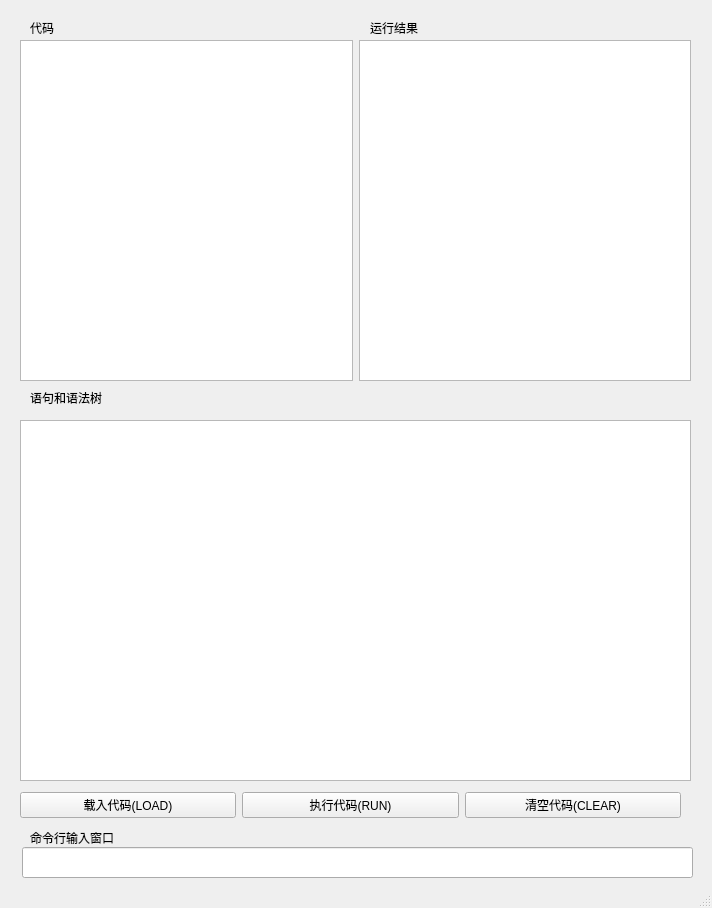
Qt form mainwindow.ui (foxfoxff/basic) before a commit.
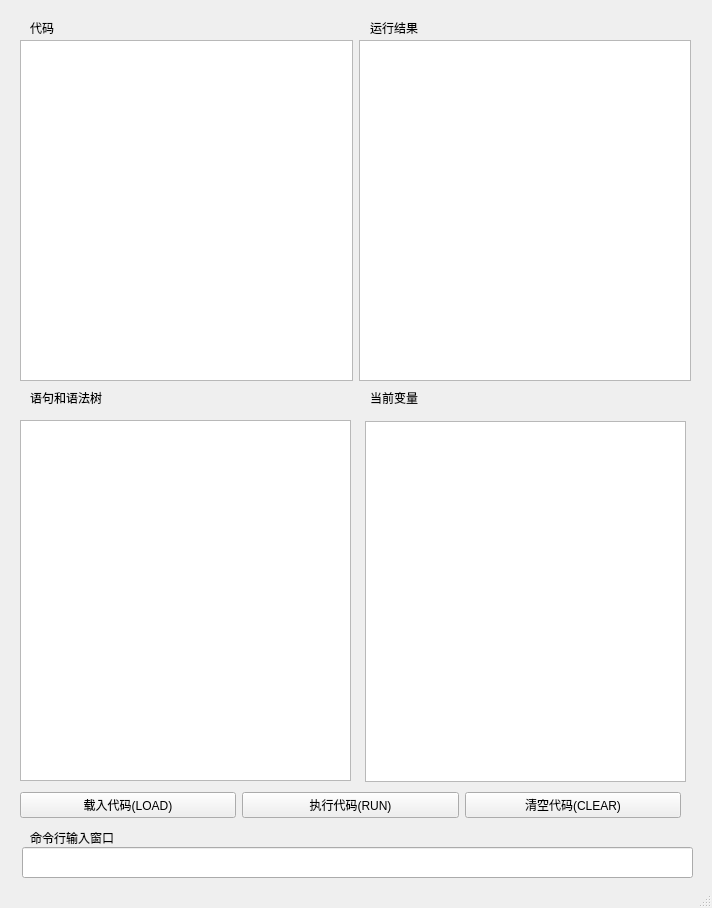
The same form after that commit.

```diff
--- a/mainwindow.ui
+++ b/mainwindow.ui
@@ -84,7 +84,7 @@
      <rect>
       <x>20</x>
       <y>420</y>
-      <width>671</width>
+      <width>331</width>
       <height>361</height>
      </rect>
     </property>
@@ -161,6 +161,29 @@
      <string>命令行输入窗口</string>
     </property>
    </widget>
+   <widget class="QTextBrowser" name="textBrowser_2">
+    <property name="geometry">
+     <rect>
+      <x>365</x>
+      <y>421</y>
+      <width>321</width>
+      <height>361</height>
+     </rect>
+    </property>
+   </widget>
+   <widget class="QLabel" name="label_5">
+    <property name="geometry">
+     <rect>
+      <x>370</x>
+      <y>390</y>
+      <width>111</width>
+      <height>16</height>
+     </rect>
+    </property>
+    <property name="text">
+     <string>当前变量</string>
+    </property>
+   </widget>
    <zorder>lineEdit</zorder>
    <zorder>label</zorder>
    <zorder>label_2</zorder>
```
Left out of the diff: 2 changed lines with no effect on the pictures.
